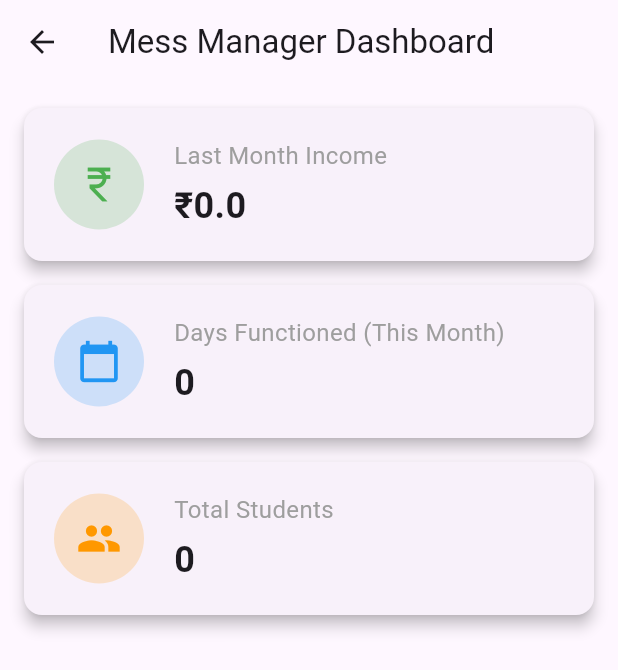
After one commit to Archit-P-Singh/IIITPAttendanceSoft, a Flutter app: the MessManagerHome screen opened directly, on a phone screen of 412 x 824 dp. The commit adds this screen. Shown: the top 670 px of the screen. Run offline on Flutter 3.47's test engine with Material 3 defaults, Android fonts, the phone set to English and light mode, and no system bars; our stand-ins replace fl_chart, qr_flutter, shared_preferences; missing offline and left inert: mobile_scanner; accounts and stored records are empty; network calls fail.

Commit message:
Added UX Features for Management

```diff
--- a/frontend/lib/main.dart
+++ b/frontend/lib/main.dart
@@ -6,6 +6,7 @@ import 'services/api_service.dart';
 import 'models/student.dart';
 import 'screens/student/student_main_screen.dart';
 import 'screens/admin_dashboard.dart';
+import 'screens/mess_manager/mess_manager_main_screen.dart';
 
 void main() async {
   WidgetsFlutterBinding.ensureInitialized();
@@ -54,6 +55,8 @@ class MyApp extends StatelessWidget {
     if (initialUser != null) {
       if (initialUser!.role == 'ADMIN') {
         return const AdminDashboard();
+      } else if (initialUser!.role == 'MESS_MANAGER') {
+        return MessManagerMainScreen(manager: initialUser!);
       } else {
         return StudentMainScreen(student: initialUser!);
       }
--- a/frontend/lib/screens/login_screen.dart
+++ b/frontend/lib/screens/login_screen.dart
@@ -3,7 +3,9 @@ import '../services/api_service.dart';
 import '../models/student.dart';
 import 'student/student_main_screen.dart';
 import 'admin_dashboard.dart';
+import 'mess_manager/mess_manager_main_screen.dart';
 import 'scanner_screen.dart';
+import 'auth/forgot_password_screen.dart';
 import 'auth/forgot_password_screen.dart';
 
 class LoginScreen extends StatefulWidget {
@@ -48,8 +50,13 @@ class _LoginScreenState extends State<LoginScreen> {
             context,
             MaterialPageRoute(builder: (context) => const AdminDashboard()),
           );
+        } else if (student.role == 'MESS_MANAGER') {
+           Navigator.push(
+            context,
+            MaterialPageRoute(builder: (context) => MessManagerMainScreen(manager: student)),
+          );
         } else {
-          Navigator.pushReplacement(
+          Navigator.push(
             context,
             MaterialPageRoute(builder: (context) => StudentMainScreen(student: student)),
           );
--- /dev/null
+++ b/frontend/lib/screens/mess_manager/mess_manager_home.dart
@@ -0,0 +1,106 @@
+import 'package:flutter/material.dart';
+import 'package:http/http.dart' as http;
+import 'dart:convert';
+import '../../services/api_service.dart';
+
+class MessManagerHome extends StatefulWidget {
+  const MessManagerHome({super.key});
+
+  @override
+  State<MessManagerHome> createState() => _MessManagerHomeState();
+}
+
+class _MessManagerHomeState extends State<MessManagerHome> {
+  Map<String, dynamic> _stats = {
+    'lastMonthIncome': 0.0,
+    'daysFunctioned': 0,
+    'totalStudents': 0,
+  };
+  bool _isLoading = true;
+
+  @override
+  void initState() {
+    super.initState();
+    _fetchStats();
+  }
+
+  void _fetchStats() async {
+    try {
+      final response = await http.get(Uri.parse('${ApiService.baseUrl}/dashboard/stats'));
+      if (response.statusCode == 200) {
+        setState(() {
+          _stats = jsonDecode(response.body);
+          _isLoading = false;
+        });
+      }
+    } catch (e) {
+      print("Error fetching dashboard stats: $e");
+      setState(() {
+        _isLoading = false;
+      });
+    }
+  }
+
+  @override
+  Widget build(BuildContext context) {
+    return Scaffold(
+      appBar: AppBar(title: const Text('Mess Manager Dashboard')),
+      body: _isLoading
+          ? const Center(child: CircularProgressIndicator())
+          : RefreshIndicator(
+              onRefresh: () async => _fetchStats(),
+              child: ListView(
+                padding: const EdgeInsets.all(16.0),
+                children: [
+                  _buildStatCard(
+                    'Last Month Income',
+                    '₹${_stats['lastMonthIncome']}',
+                    Icons.currency_rupee,
+                    Colors.green,
+                  ),
+                  _buildStatCard(
+                    'Days Functioned (This Month)',
+                    '${_stats['daysFunctioned']}',
+                    Icons.calendar_today,
+                    Colors.blue,
+                  ),
+                  _buildStatCard(
+                    'Total Students',
+                    '${_stats['totalStudents']}',
+                    Icons.people,
+                    Colors.orange,
+                  ),
+                ],
+              ),
+            ),
+    );
+  }
+
+  Widget _buildStatCard(String title, String value, IconData icon, Color color) {
+    return Card(
+      elevation: 4,
+      margin: const EdgeInsets.only(bottom: 16),
+      child: Padding(
+        padding: const EdgeInsets.all(20.0),
+        child: Row(
+          children: [
+            CircleAvatar(
+              backgroundColor: color.withOpacity(0.2),
+              radius: 30,
+              child: Icon(icon, color: color, size: 30),
+            ),
+            const SizedBox(width: 20),
+            Column(
+              crossAxisAlignment: CrossAxisAlignment.start,
+              children: [
+                Text(title, style: const TextStyle(fontSize: 16, color: Colors.grey)),
+                const SizedBox(height: 5),
+                Text(value, style: const TextStyle(fontSize: 24, fontWeight: FontWeight.bold)),
+              ],
+            ),
+          ],
+        ),
+      ),
+    );
+  }
+}
--- a/frontend/pubspec.yaml
+++ b/frontend/pubspec.yaml
@@ -37,9 +37,10 @@ dependencies:
   qr_flutter: ^4.1.0
   mobile_scanner: ^5.1.0
   http: ^1.2.0
-  provider: ^6.1.1
-  intl: ^0.19.0
+  provider: ^6.0.0
+  intl: ^0.18.1
   shared_preferences: ^2.2.2
+  fl_chart: ^0.66.0
 
 dev_dependencies:
   flutter_test:
```
Also changed, not shown: frontend/lib/screens/mess_manager/financial_report_screen.dart (added, +177 -0 lines), frontend/lib/screens/mess_manager/mess_manager_main_screen.dart (added, +78 -0 lines), frontend/lib/screens/mess_manager/student_stats_screen.dart (added, +131 -0 lines), frontend/pubspec.lock, 11 other files.
